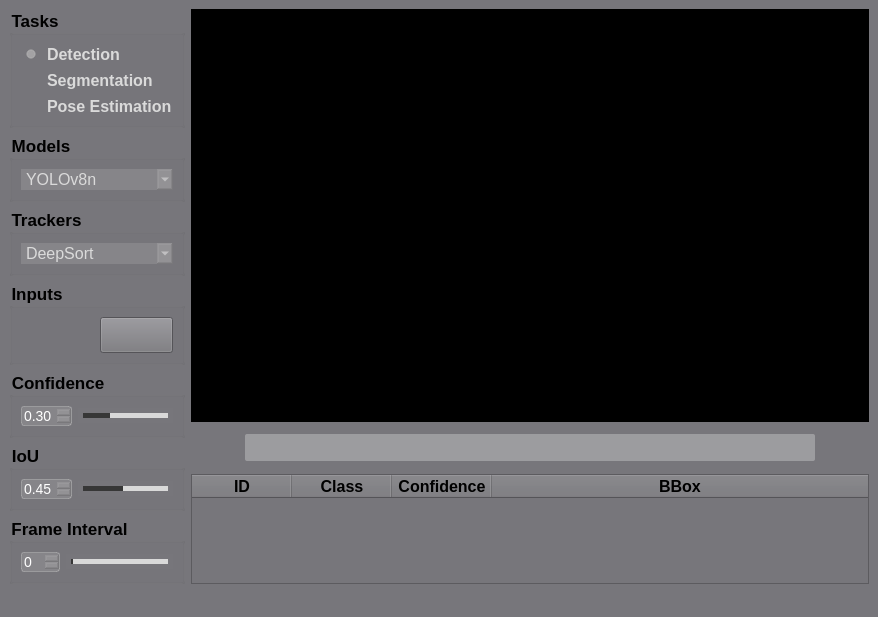
The window that src/ui/main_window.ui (MarkusHuang/YOLOv8-DeepSort-PyQt-GUI) describes before a commit, drawn with Qt 5.
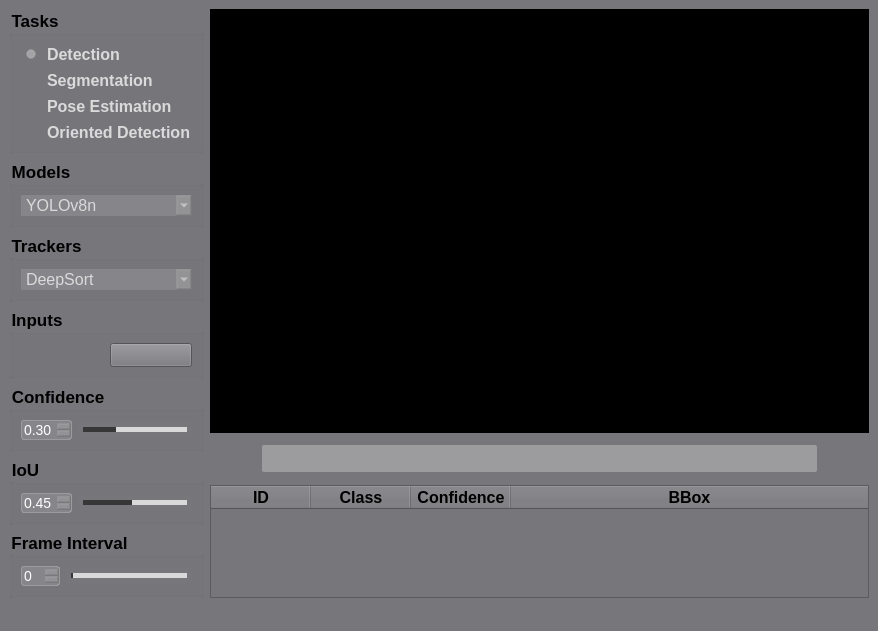
The same window after the commit. Icons and pictures are not drawn.

Commit message: add obb ratiobutton in ui

Patch:
```diff
--- a/src/ui/main_window.ui
+++ b/src/ui/main_window.ui
@@ -38,7 +38,7 @@
       <item>
        <layout class="QHBoxLayout" name="horizontalLayout" stretch="2,12">
         <item>
-         <layout class="QVBoxLayout" name="verticalLayout_2" stretch="2,1,1,3,1,1,1">
+         <layout class="QVBoxLayout" name="verticalLayout_2" stretch="3,1,1,3,1,1,1">
           <item>
            <widget class="QGroupBox" name="groupBox">
             <property name="font">
@@ -168,6 +168,39 @@
                </property>
               </widget>
              </item>
+             <item>
+              <widget class="QRadioButton" name="radioButton_obb">
+               <property name="styleSheet">
+                <string notr="true">QRadioButton
+{font-size: 16px;
+	font-weight: bold;
+ 		border-radius:9px;
+		background:rgba(66, 195, 255, 0);
+color: rgb(218, 218, 218);;}
+QRadioButton::indicator {
+	width: 20px;
+	height: 20px;
+}
+
+QRadioButton::indicator:unchecked {
+    image: url(:/images/icons/button-off.png);
+}
+
+QRadioButton::indicator:checked {
+    
+    image: url(:/images/icons/button-on.png);
+}
+
+QRadioButton::disabled{
+	color: rgb(0, 0, 0);
+}
+</string>
+               </property>
+               <property name="text">
+                <string>Oriented Detection</string>
+               </property>
+              </widget>
+             </item>
             </layout>
            </widget>
           </item>
```
The commit also changes 2 other files.
